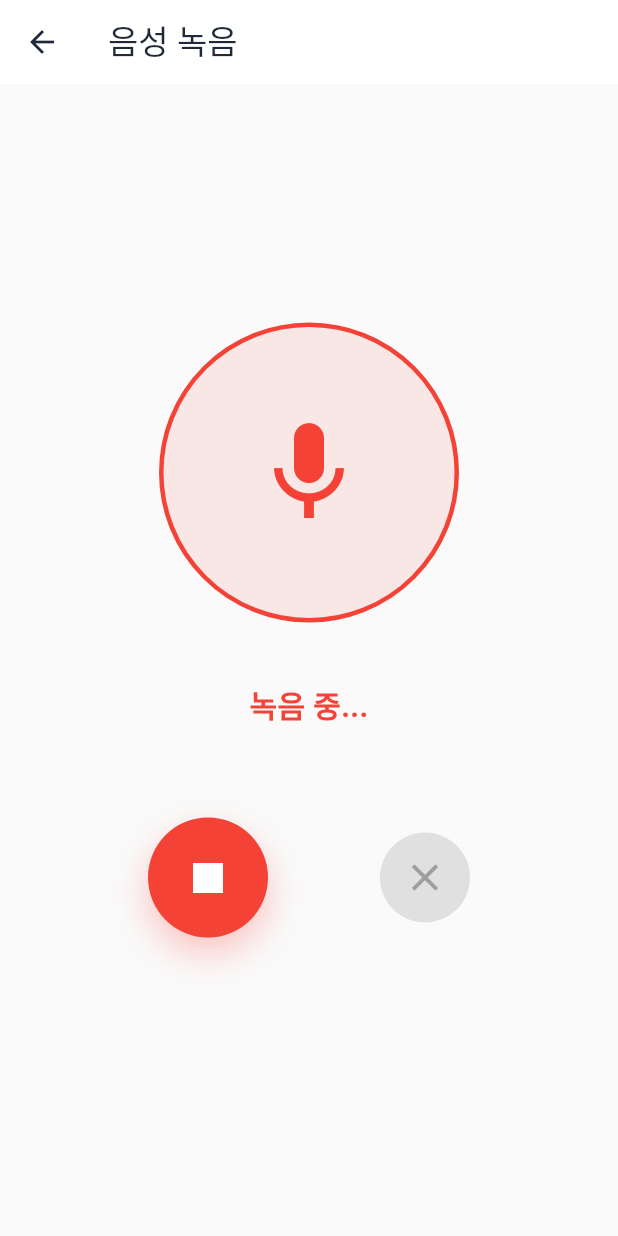
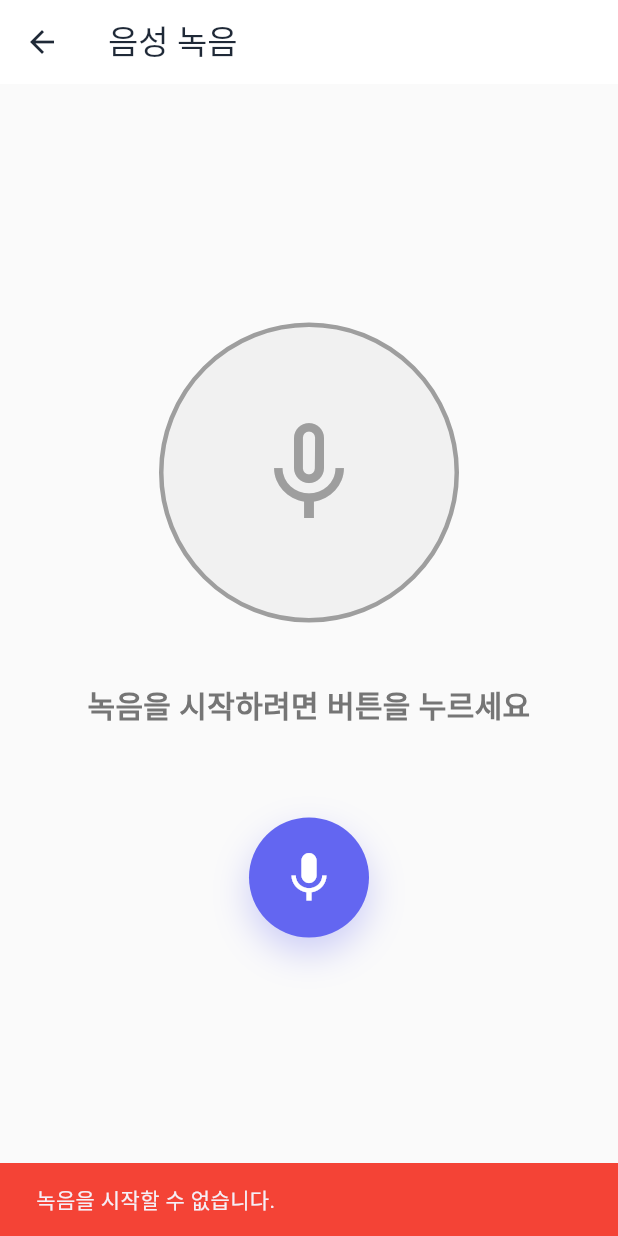
Before and after one commit to ChangHyeonn/RIDI, a Flutter app: the RecordScreen screen opened directly, after a tap on the "mic" icon, on a phone screen of 412 x 824 dp. Run offline on Flutter 3.47's test engine with Material 3 defaults, Android fonts, the phone set to English and light mode, and no system bars; our stand-ins replace just_audio, permission_handler, shared_preferences, table_calendar; missing offline and left inert: record; accounts and stored records are empty; statements that could not run were skipped.

Commit message:
녹음기능 테스트

```diff
--- a/app_protoo2/lib/screens/record_screen.dart
+++ b/app_protoo2/lib/screens/record_screen.dart
@@ -15,6 +15,7 @@
   bool _isRecording = false;
   String? _recordingPath;
   bool _isSupportedPlatform = false;
+  String? _errorMessage;
 
   @override
   void initState() {
@@ -25,8 +26,12 @@
   void _checkPlatformSupport() {
     if (kIsWeb) {
       _isSupportedPlatform = false;
+      _errorMessage = '웹에서는 녹음 기능을 지원하지 않습니다.';
     } else {
       _isSupportedPlatform = Platform.isAndroid || Platform.isIOS;
+      if (!_isSupportedPlatform) {
+        _errorMessage = '현재 플랫폼에서 녹음 기능을 지원하지 않습니다.';
+      }
     }
   }
 
@@ -38,14 +43,7 @@
 
   Future<void> _startRecording() async {
     if (!_isSupportedPlatform) {
-      ScaffoldMessenger.of(context).showSnackBar(
-        const SnackBar(
-          content: Text(
-            '현재 플랫폼에서 녹음 기능을 지원하지 않습니다. Android 또는 iOS 기기에서 실행해주세요.',
-          ),
-          backgroundColor: Colors.orange,
-        ),
-      );
+      _showErrorSnackBar(_errorMessage ?? '지원되지 않는 플랫폼입니다.');
       return;
     }
 
@@ -55,14 +53,11 @@
         setState(() {
           _isRecording = true;
         });
+      } else {
+        _showErrorSnackBar('녹음을 시작할 수 없습니다.');
       }
     } catch (e) {
-      ScaffoldMessenger.of(context).showSnackBar(
-        SnackBar(
-          content: Text('녹음을 시작할 수 없습니다: $e'),
-          backgroundColor: Colors.red,
-        ),
-      );
+      _showErrorSnackBar('녹음을 시작할 수 없습니다: $e');
     }
   }
 
@@ -75,20 +70,12 @@
       });
 
       if (path != null) {
-        ScaffoldMessenger.of(context).showSnackBar(
-          const SnackBar(
-            content: Text('녹음이 완료되었습니다.'),
-            backgroundColor: Colors.green,
-          ),
-        );
+        _showSuccessSnackBar('녹음이 완료되었습니다.');
+      } else {
+        _showErrorSnackBar('녹음 파일을 저장할 수 없습니다.');
       }
     } catch (e) {
-      ScaffoldMessenger.of(context).showSnackBar(
-        SnackBar(
-          content: Text('녹음을 중지할 수 없습니다: $e'),
-          backgroundColor: Colors.red,
-        ),
-      );
+      _showErrorSnackBar('녹음을 중지할 수 없습니다: $e');
     }
   }
 
@@ -99,14 +86,30 @@
         _isRecording = false;
         _recordingPath = null;
       });
+      _showSuccessSnackBar('녹음이 취소되었습니다.');
     } catch (e) {
-      ScaffoldMessenger.of(context).showSnackBar(
-        SnackBar(
-          content: Text('녹음을 취소할 수 없습니다: $e'),
-          backgroundColor: Colors.red,
-        ),
-      );
+      _showErrorSnackBar('녹음을 취소할 수 없습니다: $e');
     }
+  }
+
+  void _showErrorSnackBar(String message) {
+    ScaffoldMessenger.of(context).showSnackBar(
+      SnackBar(
+        content: Text(message),
+        backgroundColor: Colors.red,
+        duration: const Duration(seconds: 3),
+      ),
+    );
+  }
+
+  void _showSuccessSnackBar(String message) {
+    ScaffoldMessenger.of(context).showSnackBar(
+      SnackBar(
+        content: Text(message),
+        backgroundColor: Colors.green,
+        duration: const Duration(seconds: 2),
+      ),
+    );
   }
 
   @override
@@ -135,17 +138,17 @@
                   borderRadius: BorderRadius.circular(12),
                   border: Border.all(color: Colors.orange),
                 ),
-                child: const Column(
+                child: Column(
                   children: [
-                    Icon(
+                    const Icon(
                       Icons.warning_amber_rounded,
                       color: Colors.orange,
                       size: 32,
                     ),
-                    SizedBox(height: 8),
+                    const SizedBox(height: 8),
                     Text(
-                      '녹음 기능은 Android 또는 iOS 기기에서만 지원됩니다.',
-                      style: TextStyle(
+                      _errorMessage ?? '녹음 기능은 Android 또는 iOS 기기에서만 지원됩니다.',
+                      style: const TextStyle(
                         fontSize: 16,
                         fontWeight: FontWeight.bold,
                         color: Colors.orange,
--- a/app_protoo2/lib/services/record_service.dart
+++ b/app_protoo2/lib/services/record_service.dart
@@ -5,7 +5,7 @@
 import 'package:flutter/foundation.dart';
 
 class RecordService {
-  final _audioRecorder = AudioRecorder();
+  final _audioRecorder = Record();
   bool _isRecording = false;
   String? _currentRecordingPath;
 
@@ -50,15 +50,18 @@
       final timestamp = DateTime.now().millisecondsSinceEpoch;
       _currentRecordingPath = '${tempDir.path}/recording_$timestamp.m4a';
 
-      // 녹음 시작
-      await _audioRecorder.start(
-        RecordConfig(
+      // iOS에서는 기본 설정으로 녹음 시작
+      if (Platform.isIOS) {
+        await _audioRecorder.start(path: _currentRecordingPath!);
+      } else {
+        // Android에서는 상세 설정 사용
+        await _audioRecorder.start(
+          path: _currentRecordingPath!,
           encoder: AudioEncoder.aacLc,
           bitRate: 128000,
-          sampleRate: 44100,
-        ),
-        path: _currentRecordingPath!,
-      );
+          samplingRate: 44100,
+        );
+      }
 
       _isRecording = true;
       return true;
--- a/app_protoo2/pubspec.yaml
+++ b/app_protoo2/pubspec.yaml
@@ -41,7 +41,7 @@
   shared_preferences: ^2.2.2
   intl: ^0.20.2
   just_audio: ^0.9.36
-  record: ^5.0.4
+  record: ^4.4.4
   path_provider: ^2.1.2
   permission_handler: ^11.3.1
 
```
Also changed, not shown: app_protoo2/lib/screens/main_screen.dart (+12 -4 lines), app_protoo2/pubspec.lock, 2 other files.
